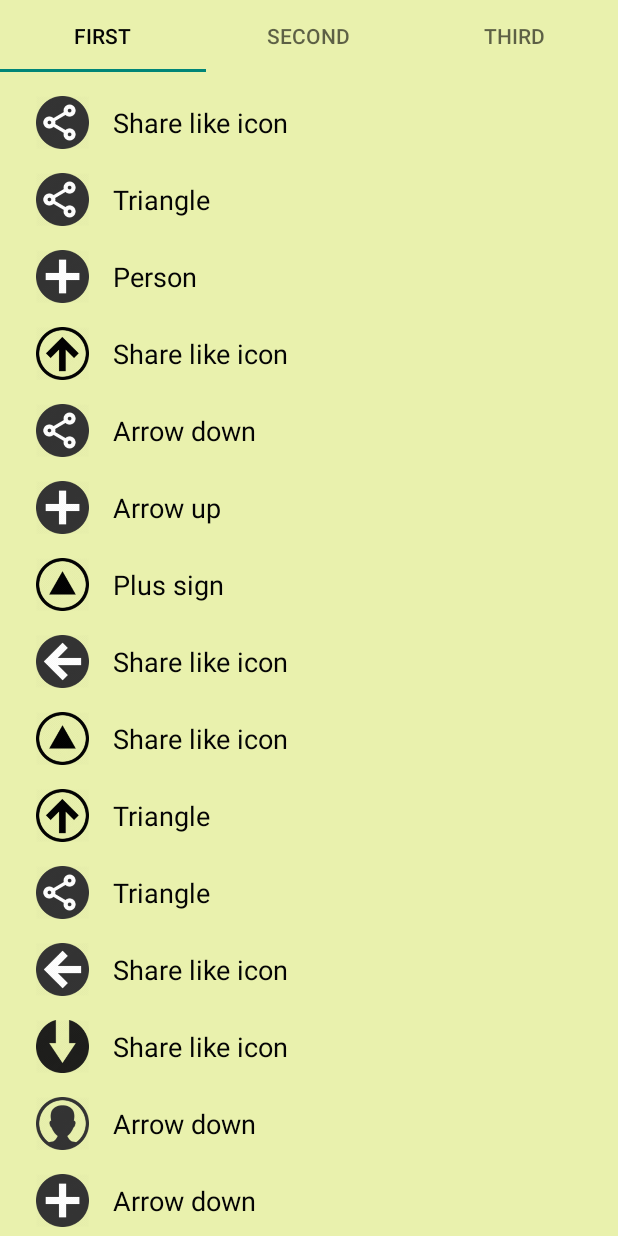
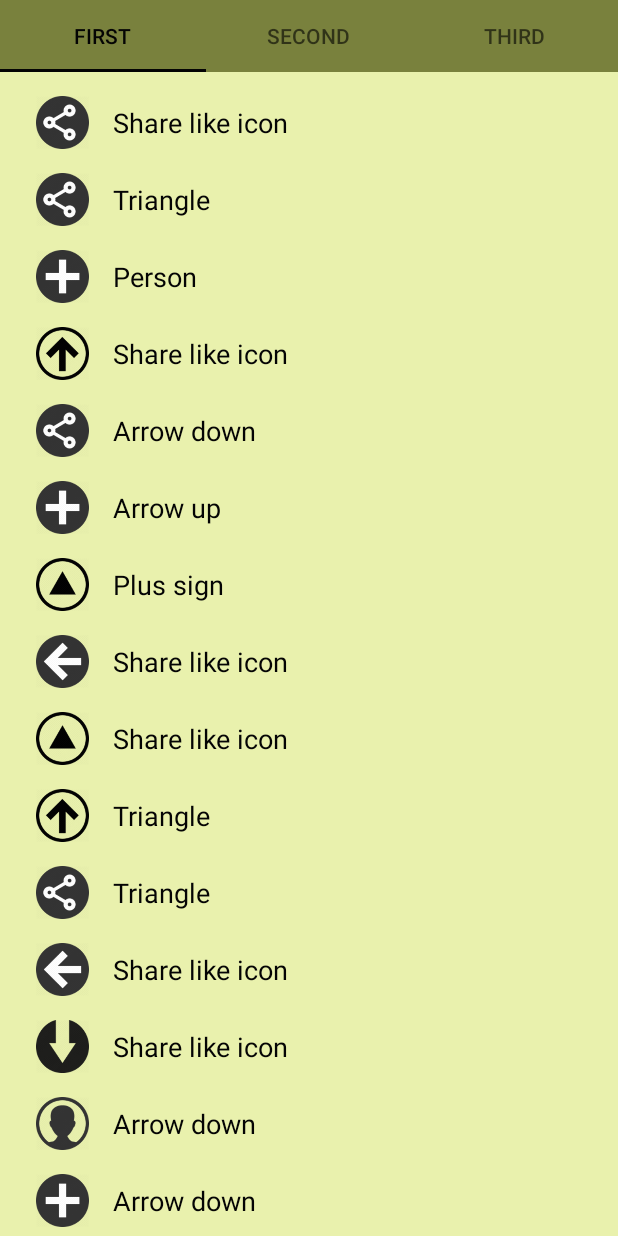
Before and after one commit to OrdonTeam/Mobilization2015, an Android app: the screen it shows after launch (HomeActivity), in the side drawer, after a tap on "Second", on a phone screen of 412 x 824 dp. Run offline under Robolectric (Android 15) with nearby library versions, the phone set to English and light mode, and no system bars.

Commit message:
TabLayout - style

```diff
--- a/mobile/src/main/res/layout/second_fragment.xml
+++ b/mobile/src/main/res/layout/second_fragment.xml
@@ -1,6 +1,7 @@
 <?xml version="1.0" encoding="utf-8"?>
 <LinearLayout
     xmlns:android="http://schemas.android.com/apk/res/android"
+    xmlns:app="http://schemas.android.com/apk/res-auto"
     android:layout_width="match_parent"
     android:layout_height="match_parent"
     android:orientation="vertical">
@@ -8,7 +9,9 @@
     <android.support.design.widget.TabLayout
         android:id="@+id/tab_layout"
         android:layout_width="match_parent"
-        android:layout_height="wrap_content"/>
+        android:layout_height="wrap_content"
+        android:background="@color/primary"
+        app:tabIndicatorColor="@color/primary_dark"/>
 
     <android.support.v4.view.ViewPager
         android:id="@+id/view_pager"
```
